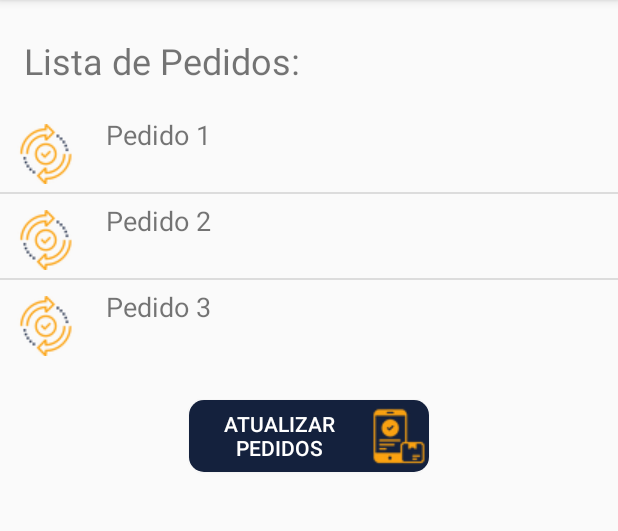
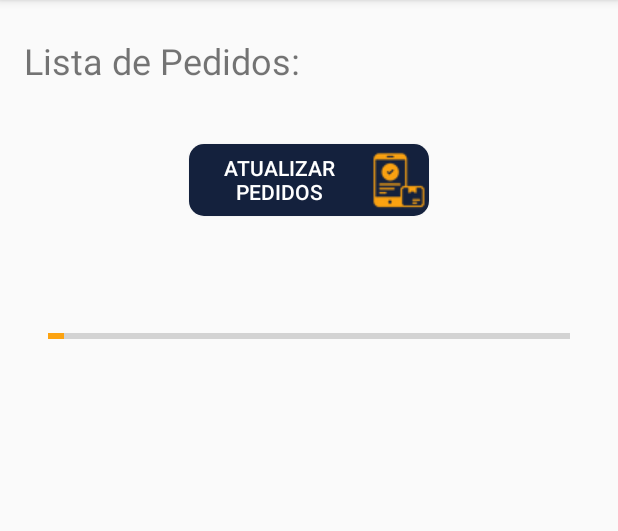
Before and after one commit to anabibelforscher/PedidosAsyncTask, an Android app: the screen it shows after launch (MainActivity), after a tap on "ATUALIZAR PEDIDOS", on a phone screen of 412 x 824 dp, the part 84-615 px from its top. Run offline under Robolectric (Android 15) with nearby library versions, the phone set to English and light mode, and no system bars.

Commit message:
Implementação de AsyncTask e Ajuste no adapter

```diff
--- a/app/src/main/java/dell/ead/oficina_aula1/ListaPedidosAdapter.java
+++ /dev/null
@@ -1,33 +0,0 @@
-package dell.ead.oficina_aula1;
-
-import android.content.Context;
-import android.view.LayoutInflater;
-import android.view.View;
-import android.view.ViewGroup;
-import android.widget.ArrayAdapter;
-import android.widget.TextView;
-
-import java.util.ArrayList;
-
-public class ListaPedidosAdapter extends ArrayAdapter<Object[]> {
-
-    private final Context context;
-    private final ArrayList<Object[]> values;
-
-    public ListaPedidosAdapter(Context context, ArrayList<Object[]> values) {
-        super(context, R.layout.lista_pedidos, values);
-        this.context = context;
-        this.values = values;
-    }
-
-    @Override
-    public View getView(int position, View convertView, ViewGroup parent) {
-        LayoutInflater inflater = (LayoutInflater) context
-                .getSystemService(Context.LAYOUT_INFLATER_SERVICE);
-        View rowView = inflater.inflate(R.layout.lista_pedidos, parent, false);
-        TextView textView =  rowView.findViewById(R.id.order);
-        textView.setText(values.get(position)[0].toString());
-
-        return rowView;
-    }
-}
--- a/app/src/main/java/dell/ead/oficina_aula1/MainActivity.java
+++ b/app/src/main/java/dell/ead/oficina_aula1/MainActivity.java
@@ -1,12 +1,14 @@
 package dell.ead.oficina_aula1;
 
+import android.os.AsyncTask;
 import android.support.v7.app.AppCompatActivity;
 import android.os.Bundle;
 import android.view.View;
+import android.widget.ArrayAdapter;
 import android.widget.Button;
-import android.widget.ImageView;
+import android.widget.LinearLayout;
 import android.widget.ListView;
-import android.widget.TextView;
+import android.widget.ProgressBar;
 
 import java.util.ArrayList;
 import java.util.Random;
@@ -15,7 +17,10 @@ public class MainActivity extends AppCompatActivity {
 
     private Button mButtonAction;
     private ListView mListView;
-    private TextView mTextViewOrder;
+    private LinearLayout areaProgressBar;
+    private ProgressBar mProgressBar;
+    ArrayList<String> listaPedidos = new ArrayList<>();
+    ArrayAdapter<String> mAdapter;
 
     @Override
     protected void onCreate(Bundle savedInstanceState) {
@@ -23,30 +28,81 @@ public class MainActivity extends AppCompatActivity {
         setContentView(R.layout.activity_main);
 
         mButtonAction = findViewById(R.id.buttonAction);
-        mTextViewOrder= findViewById(R.id.order);
+        areaProgressBar = findViewById(R.id.area_progressbar);
+        mProgressBar = findViewById(R.id.barra_progresso);
         setButtonUpdateList();
     }
 
-    public void setListView(){
+    public void setListViewTask(){
         Random random = new Random();
         int number = random.nextInt(12);
-        ArrayList<Object[]> pedidos = new ArrayList<>();
-        for (int i = 1; i < number; i++) {
-            pedidos.add(new Object[] { "Pedido "+i, 2000 });
-        }
-        if (number<=1)
-            pedidos.add(new Object[] { "Nenhum pedido para atualizar ", 0 });
 
-        mListView = findViewById(R.id.listViewOrder);
-        mListView.setAdapter(new ListaPedidosAdapter(this, pedidos));
+        PedidosAsyncTask asyncTask = new PedidosAsyncTask();
+        asyncTask.execute(number);
     }
 
     public void setButtonUpdateList(){
         setButtonMessage(R.string.atualizar_pedidos);
-        mButtonAction.setOnClickListener(view -> setListView());
+        mButtonAction.setOnClickListener(view -> setListViewTask());
     }
+
+    //TODO Fazer botão de limpar lista
 
     public void setButtonMessage(int message){
         mButtonAction.setText(message);
     }
+
+
+    class PedidosAsyncTask extends AsyncTask<Integer, Integer, ArrayList<String>> {
+
+        @Override
+        protected void onPreExecute() {
+            super.onPreExecute();
+            areaProgressBar.setVisibility(View.VISIBLE);
+        }
+
+        @Override
+        protected ArrayList<String> doInBackground(Integer... integers) {
+
+            int quantidadePedidos = integers[0];
+
+
+            for (int i = 1; i < quantidadePedidos; i++) {
+                listaPedidos.add("Pedido "+i);
+                publishProgress(i);
+            }
+            //TODO ajustar para quando a lista for vazia
+            if (quantidadePedidos<=1)
+                listaPedidos.add("Nenhum pedido para atualizar");
+
+            try {
+                Thread.sleep(quantidadePedidos*2000);
+            } catch (InterruptedException e) {
+                e.printStackTrace();
+            }
+
+            return listaPedidos;
+        }
+
+        @Override
+        //TODO Configurar barra de progresso ou spinner
+        protected void onProgressUpdate(Integer... values) {
+            super.onProgressUpdate(values);
+            mProgressBar.setProgress(values[0]);
+        }
+
+        @Override
+        protected void onPostExecute(ArrayList<String> s) {
+            super.onPostExecute(s);
+            areaProgressBar.setVisibility(View.INVISIBLE);
+            mListView = findViewById(R.id.listViewOrder);
+            mAdapter = new ArrayAdapter<>(
+                    getApplicationContext(),
+                    R.layout.lista_pedidos,
+                    R.id.order,
+                    listaPedidos
+            );
+            mListView.setAdapter(mAdapter);
+        }
+    }
 }
--- a/app/src/main/res/layout/activity_main.xml
+++ b/app/src/main/res/layout/activity_main.xml
@@ -49,7 +49,8 @@
         app:layout_constraintEnd_toEndOf="parent"
         app:layout_constraintStart_toStartOf="parent"
         app:layout_constraintTop_toBottomOf="@+id/buttonAction"
-        android:visibility="invisible" >
+        android:visibility="invisible"
+        tools:visibility="visible" >
 
         <TextView
             android:id="@+id/msg_progresso"
@@ -63,7 +64,8 @@
             android:layout_width="match_parent"
             android:layout_height="wrap_content"
             android:layout_marginTop="20dp"
-            android:visibility="visible" />
+            android:padding="16dp"
+            android:layout_margin="16dp" />
 
     </LinearLayout>
 </android.support.constraint.ConstraintLayout>
```
